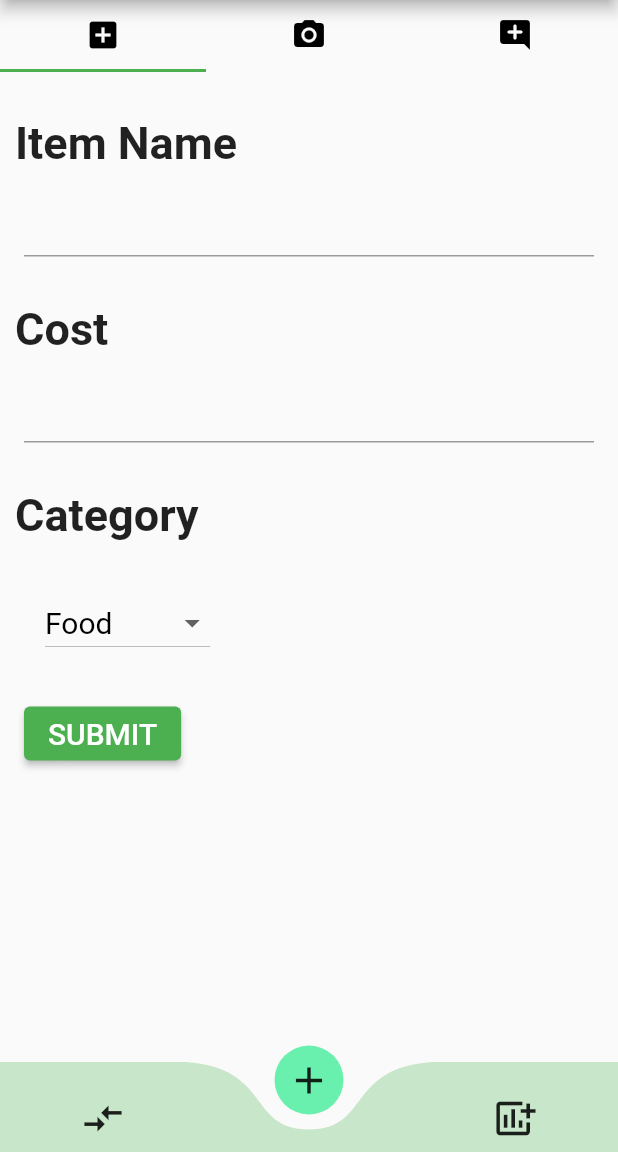
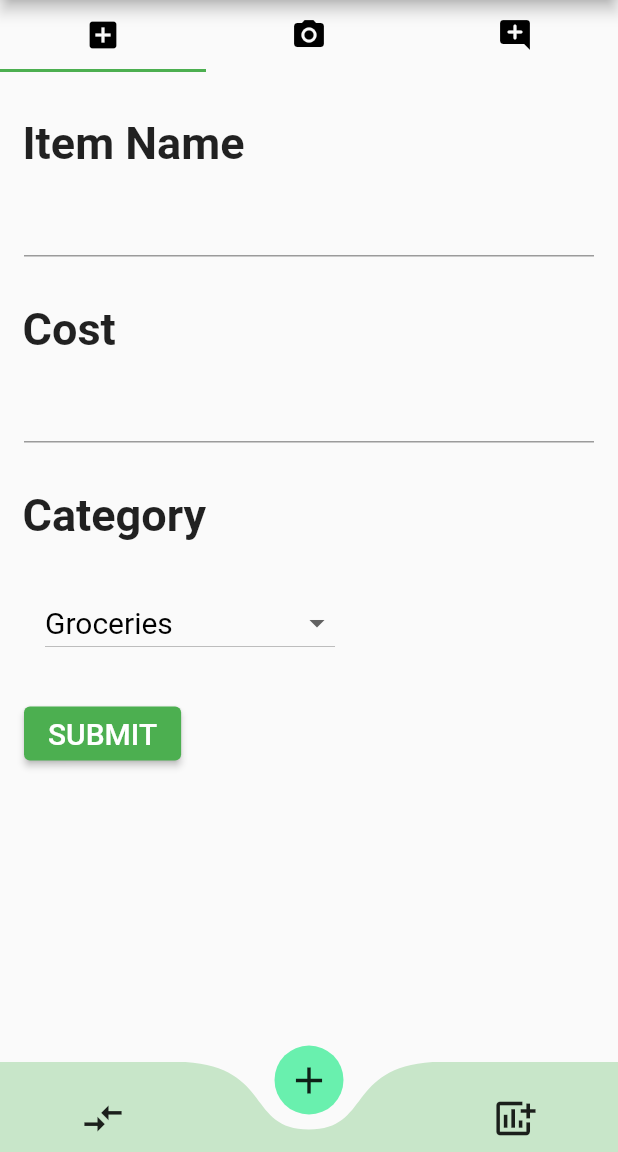
Before and after one commit to 25FTW/App, a Flutter app: the screen it shows after launch, on a phone screen of 412 x 824 dp, the part 84-1236 px from its top. Run offline on Flutter 3.47's test engine with Material 2 defaults, Android fonts, the phone set to English and light mode, and no system bars; drawn by our look-alikes of curved_navigation_bar; our stand-ins replace dio, image_picker.

Commit message:
Added boilerplate of the transactions page && Made the dropdown button changes.

```diff
--- a/lib/transaction_tabs/add_new_default.dart
+++ b/lib/transaction_tabs/add_new_default.dart
@@ -12,10 +12,14 @@ class AddNewDefault extends StatefulWidget {
 
 List<DropdownMenuItem<String>> get dropdownItems {
   List<DropdownMenuItem<String>> menuItems = [
-    const DropdownMenuItem(child: Text("Food"), value: "Food"),
-    const DropdownMenuItem(child: Text("Clothing"), value: "Clothing"),
-    const DropdownMenuItem(child: Text("Transport"), value: "Transport"),
-    const DropdownMenuItem(child: Text("Misc"), value: "Misc"),
+    const DropdownMenuItem(child: Text("Groceries"), value: "Groceries"),
+    const DropdownMenuItem(child: Text("Fashion"), value: "Fashion"),
+    const DropdownMenuItem(
+        child: Text("Health & Personal"), value: "Health & Personal"),
+    const DropdownMenuItem(
+        child: Text("Electronics & Tools"), value: "Electronics & Tools"),
+    const DropdownMenuItem(child: Text("Household"), value: "Household"),
+    const DropdownMenuItem(child: Text("Others"), value: "Others"),
   ];
   return menuItems;
 }
@@ -25,17 +29,18 @@ class _AddNewDefault extends State<AddNewDefault> {
 
   String itemName = "";
   String itemCost = "";
-  String itemCategory = "Food";
+  String itemCategory = "Groceries";
 
   @override
   Widget build(BuildContext context) {
     return Form(
       key: _formKey,
+      child: SingleChildScrollView(
         child: Column(
           crossAxisAlignment: CrossAxisAlignment.start,
           children: [
             const Padding(
-            padding: EdgeInsets.fromLTRB(10, 30, 0, 10),
+              padding: EdgeInsets.fromLTRB(15, 30, 0, 10),
               child: Text(
                 "Item Name",
                 style: TextStyle(fontSize: 30, fontWeight: FontWeight.w600),
@@ -58,7 +63,7 @@ class _AddNewDefault extends State<AddNewDefault> {
               ),
             ),
             const Padding(
-            padding: EdgeInsets.fromLTRB(10, 15, 0, 10),
+              padding: EdgeInsets.fromLTRB(15, 15, 0, 10),
               child: Text(
                 "Cost",
                 style: TextStyle(fontSize: 30, fontWeight: FontWeight.w600),
@@ -83,7 +88,7 @@ class _AddNewDefault extends State<AddNewDefault> {
               ),
             ),
             const Padding(
-            padding: EdgeInsets.fromLTRB(10, 15, 0, 10),
+              padding: EdgeInsets.fromLTRB(15, 15, 0, 10),
               child: Text(
                 "Category",
                 style: TextStyle(fontSize: 30, fontWeight: FontWeight.w600),
@@ -143,6 +148,7 @@ class _AddNewDefault extends State<AddNewDefault> {
             ),
           ],
         ),
+      ),
     );
   }
 }
```
Also changed, not shown: lib/transaction_tabs/add_new_image.dart (+9 -2 lines), lib/transaction_tabs/add_new_sms.dart (+5 -3 lines), lib/transactions.dart (+61 -3 lines). Lines whose indentation alone changed are shown as unchanged.
